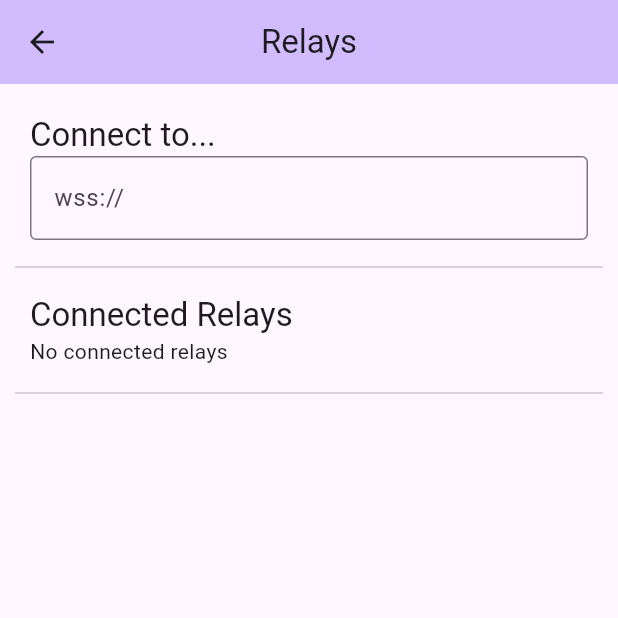
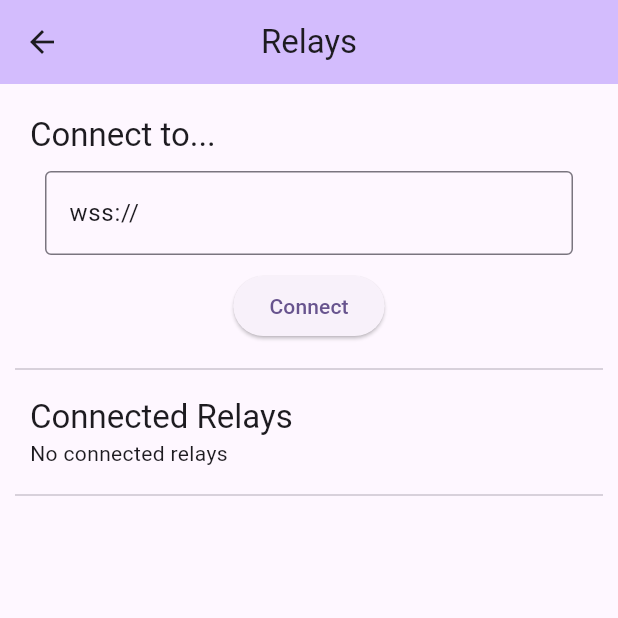
Before and after one commit to hazeycode/Mystr, a Flutter app: the screen it shows after launch, after a tap on the "account circle" icon, after a tap on "Relays", on a phone screen of 412 x 824 dp, the top half of it. Run offline on Flutter 3.47's test engine with Material 2 defaults, Android fonts, the phone set to English and light mode, and no system bars; missing offline and left inert: nostr.

Commit message:
add/remove relays UI

```diff
--- a/lib/model.dart
+++ b/lib/model.dart
@@ -6,7 +6,7 @@ class ProfileModel extends ChangeNotifier {
 }
 
 class RelaysModel extends ChangeNotifier {
-  final Set<String> _items = {};
+  final Set<String> _items = {}; // TODO: populate with default relay endpoint
 
   List<String> get items => _items.toList();
 
--- a/lib/relays_page.dart
+++ b/lib/relays_page.dart
@@ -26,12 +26,7 @@ class RelaysPage extends StatelessWidget {
                 'Connect to...',
                 style: Theme.of(context).textTheme.titleLarge,
               ),
-              const TextField(
-                decoration: InputDecoration(
-                  border: OutlineInputBorder(),
-                  hintText: 'wss://'
-                ),
-              ),
+              const _ConnectToRelayControl(),
             ],
           ),
           const Divider(),
@@ -55,6 +50,42 @@ class RelaysPage extends StatelessWidget {
   }
 }
 
+class _ConnectToRelayControl extends StatefulWidget {
+  const _ConnectToRelayControl();
+
+  @override
+  State<_ConnectToRelayControl> createState() => _ConnectToRelayControlState();
+}
+
+class _ConnectToRelayControlState extends State<_ConnectToRelayControl> {
+  TextEditingController textController = TextEditingController();
+
+  @override
+  Widget build(BuildContext context) {
+    return Column(
+      children: [
+        Container(
+          margin: const EdgeInsets.all(10.0),
+          child: TextFormField(
+            decoration: const InputDecoration(
+              border: OutlineInputBorder(),
+              hintText: 'wss://'
+            ),
+            initialValue: 'wss://',
+            onChanged: (value) => textController.text = value,
+          ),
+        ),
+        ElevatedButton(
+          onPressed: () =>
+            setState(() => Provider.of<RelaysModel>(context, listen: false)
+              .add(textController.text)),
+          child: const Text('Connect'),
+        ),
+      ],
+    );
+  }
+}
+
 class _ConnectedRelays extends StatelessWidget {
   const _ConnectedRelays();
 
@@ -72,8 +103,15 @@ class _ConnectedRelays extends StatelessWidget {
             title: Text('wss://relay.mystr.com'),
           ),
           itemBuilder: (context, index) {
-            return ListTile(
-              title: Text(relays.items[index]),
+            return Dismissible(
+              key: UniqueKey(),
+              direction: DismissDirection.endToStart,
+              onDismissed: (_) =>
+                Provider.of<RelaysModel>(context, listen: false)
+                  .remove(relays.items[index]),
+              child: ListTile(
+                title: Text(relays.items[index]),
+              ),
             );
           },
         );
```
